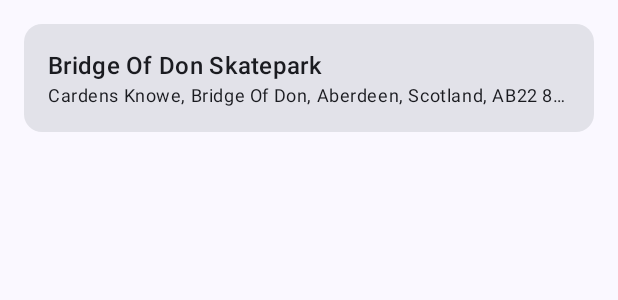
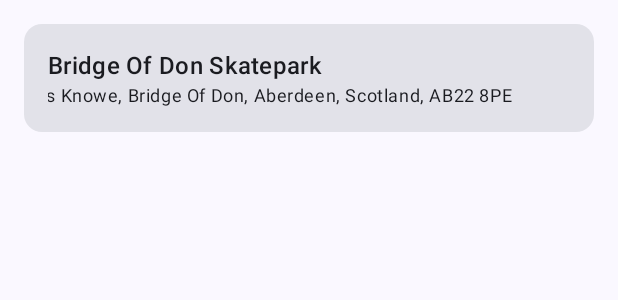
Before and after one commit to beesymeow/IsItDry-SkateparkApp, an Android app built with Jetpack Compose: the @Preview function ParkListScreenPreview, on a phone screen of 412 x 824 dp. Shown: the top 300 px of the screen. Run offline under Robolectric (Android 15) with nearby library versions, the phone set to English and light mode, and no system bars.

Commit message:
Changed address text to marquee

```diff
--- a/app/src/main/java/com/example/skateparkisitdry/ui/ParkListScreen.kt
+++ b/app/src/main/java/com/example/skateparkisitdry/ui/ParkListScreen.kt
@@ -1,5 +1,6 @@
 package com.example.skateparkisitdry.ui
 
+import androidx.compose.foundation.basicMarquee
 import androidx.compose.foundation.clickable
 import androidx.compose.foundation.layout.Arrangement
 import androidx.compose.foundation.layout.Column
@@ -58,6 +59,7 @@ private fun ParkCard( // Model of skatepark details card
             Text(text = park.name, style = MaterialTheme.typography.titleMedium) // Park name larger
             Text(
                 text = park.address, // Address smaller
+                modifier = Modifier.basicMarquee(),
                 style = MaterialTheme.typography.bodySmall,
                 maxLines = 1, // Only display for one line
                 overflow = TextOverflow.Ellipsis // If goes off screen show ...
```
